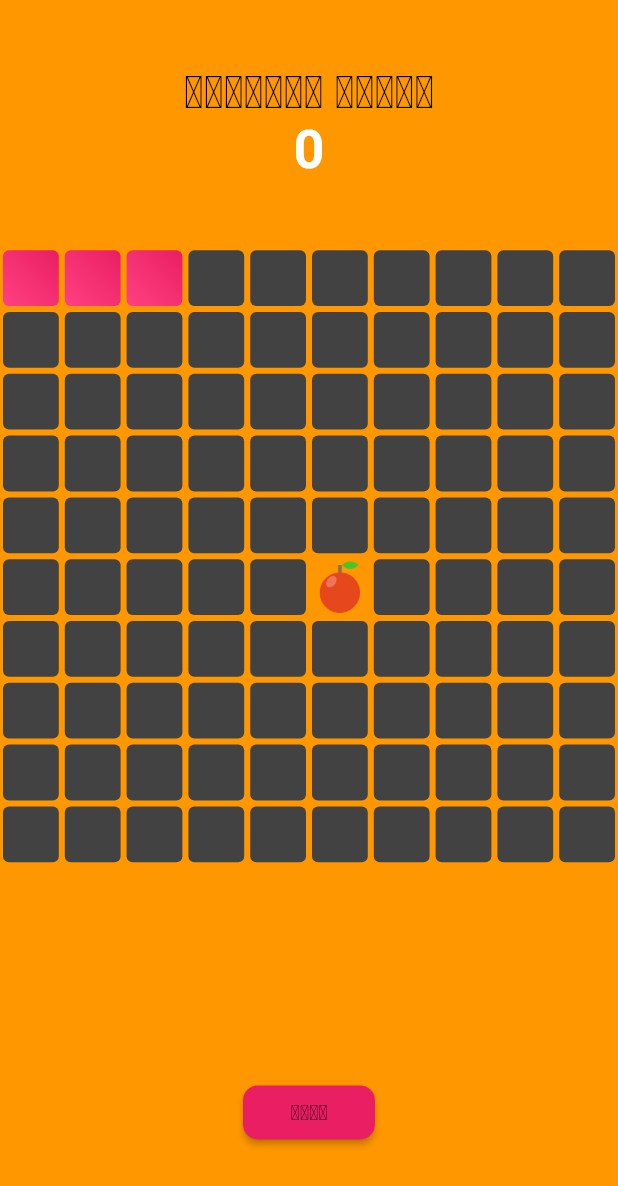
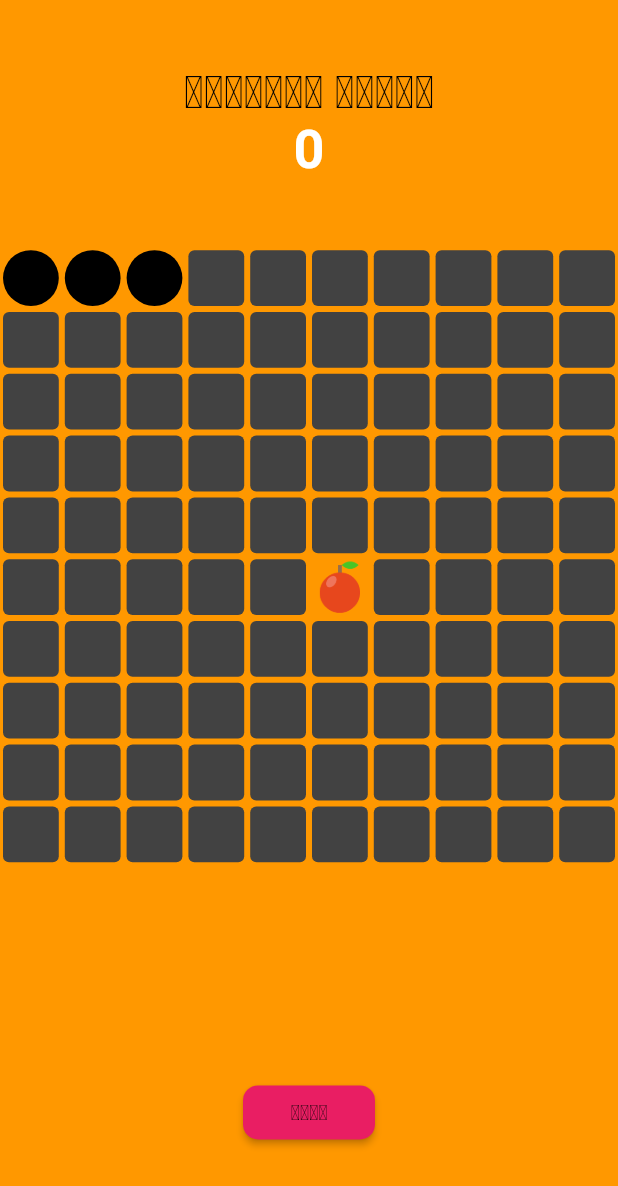
Before and after one commit to abdullahsattar7/SnakeGame-Flutter, a Flutter app: the screen it shows after launch, on a phone screen of 412 x 824 dp. Shown: the top 1186 px of the screen. Run offline on Flutter 3.47's test engine with Material 2 defaults, Android fonts, the phone set to English and light mode, and no system bars; our stand-ins replace lottie.

Commit message:
Snake Color Changed

```diff
--- a/lib/snake_pixel.dart
+++ b/lib/snake_pixel.dart
@@ -3,24 +3,21 @@ import 'package:flutter/material.dart';
 class SnakePixel extends StatelessWidget {
   const SnakePixel({Key? key}) : super(key: key);
 
-
-
   @override
   Widget build(BuildContext context) {
-
-    return  Padding(
+    return Padding(
       padding: const EdgeInsets.all(2.0),
       child: Container(
-        decoration:  BoxDecoration(
+        decoration: BoxDecoration(
           gradient: const LinearGradient(
             begin: Alignment.topRight,
             end: Alignment.bottomLeft,
-              colors: [
-                Colors.pink,
-                Colors.pinkAccent,
+            colors: [
+              Colors.black,
+              Colors.black,
             ],
           ),
-          borderRadius: BorderRadius.circular(4),
+          borderRadius: BorderRadius.circular(400),
         ),
       ),
     );
```
